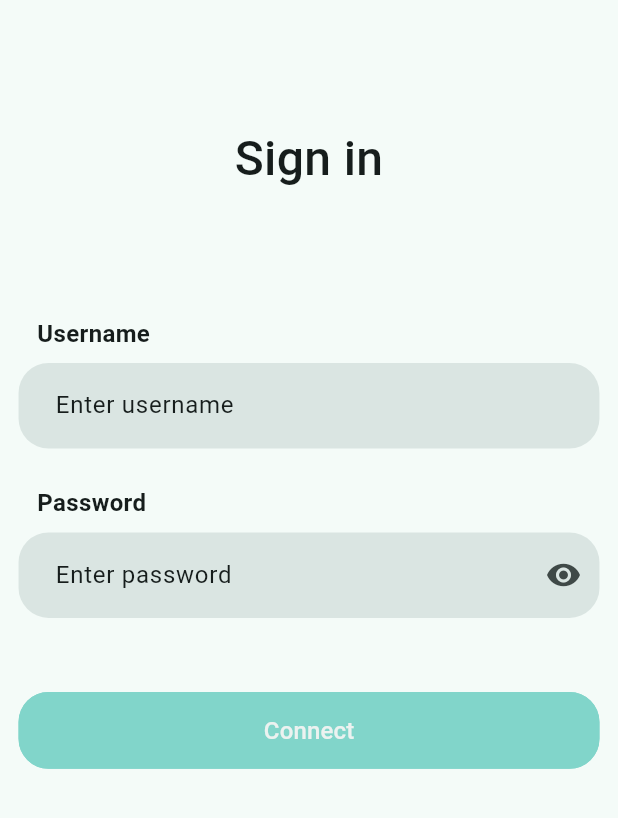
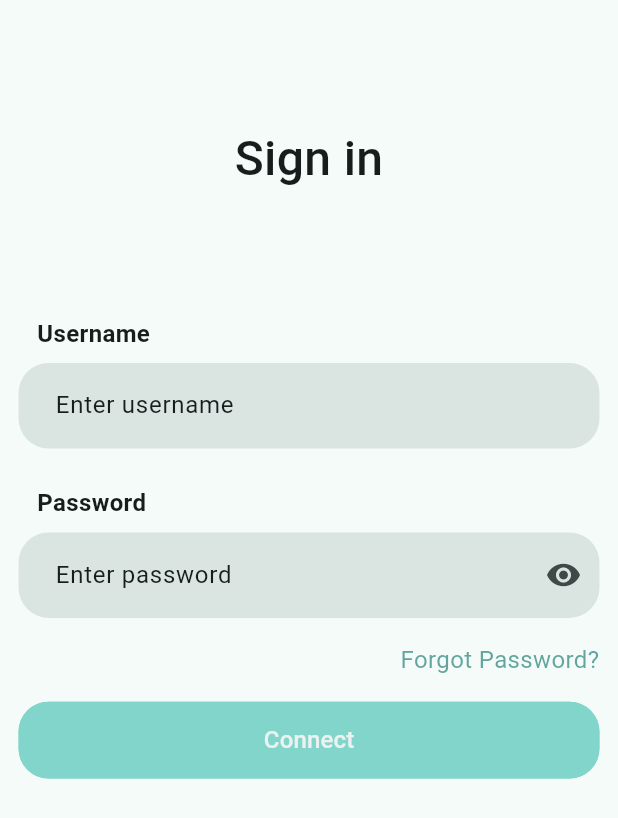
Before and after one commit to saifeddinbahri/gym_flair_app_flutter, a Flutter app: the screen it shows after launch, on a phone screen of 412 x 824 dp. Shown: the top 818 px of the screen. Run offline on Flutter 3.47's test engine with Material 3 defaults, Android fonts, the phone set to English and light mode, and no system bars; our stand-ins replace google_fonts.

Commit message:
Add forgot password to login screen

```diff
--- a/lib/screens/login/login_screen.dart
+++ b/lib/screens/login/login_screen.dart
@@ -3,6 +3,7 @@ import 'package:flutter/cupertino.dart';
 import 'package:flutter/material.dart';
 import 'package:flutter/widgets.dart';
 import 'package:gym_flair/screens/login/controllers/login_form_controller.dart';
+import 'package:gym_flair/screens/login/widgets/forgot_password.dart';
 import 'package:gym_flair/screens/login/widgets/input_label.dart';
 import 'package:gym_flair/screens/login/widgets/login_submit_button.dart';
 import 'package:gym_flair/screens/login/widgets/login_text_field.dart';
@@ -83,7 +84,11 @@ class _LoginScreenState extends State<LoginScreen> {
               ),
             ),
             SizedBox(
-              height: screenHeight*0.06,
+              height: screenHeight*0.02,
+            ),
+            const ForgotPassword(),
+            SizedBox(
+              height: screenHeight*0.02,
             ),
             LoginSubmitButton(
               onPressed: () {  },
--- /dev/null
+++ b/lib/screens/login/widgets/forgot_password.dart
@@ -0,0 +1,22 @@
+
+import 'package:flutter/material.dart';
+
+class ForgotPassword extends StatelessWidget {
+  const ForgotPassword({
+    super.key
+  });
+
+  @override
+  Widget build(BuildContext context) {
+    return InkWell(
+      onTap: (){},
+      child: Text('Forgot Password?',
+          textAlign: TextAlign.right,
+          style: TextStyle(
+          fontSize: Theme.of(context).textTheme.bodyLarge!.fontSize,
+          color: Theme.of(context).colorScheme.primary.withOpacity(0.6)
+      ),
+      ),
+    );
+  }
+}
--- a/lib/screens/login/widgets/input_label.dart
+++ b/lib/screens/login/widgets/input_label.dart
@@ -11,7 +11,6 @@ class LoginInputLabel extends StatelessWidget {
   @override
   Widget build(BuildContext context) {
     double screenWidth = MediaQuery.of(context).size.width;
-    double screenHeight = MediaQuery.of(context).size.height;
 
     return Padding(
       padding: EdgeInsets.only(left: screenWidth*0.03),
```
